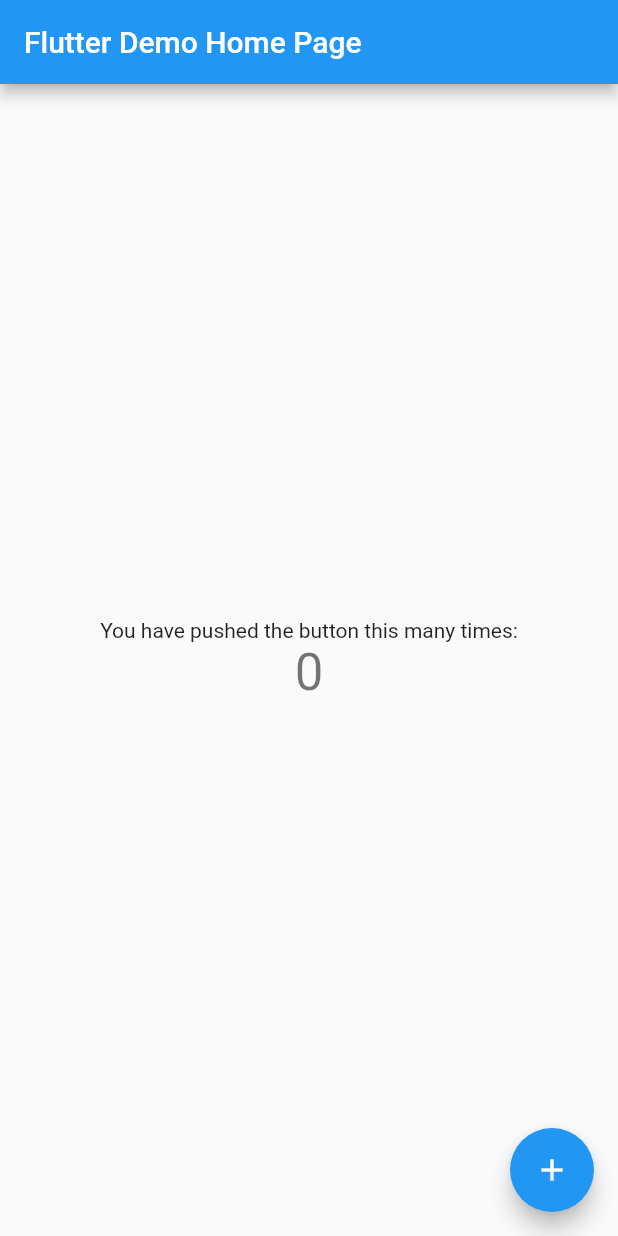
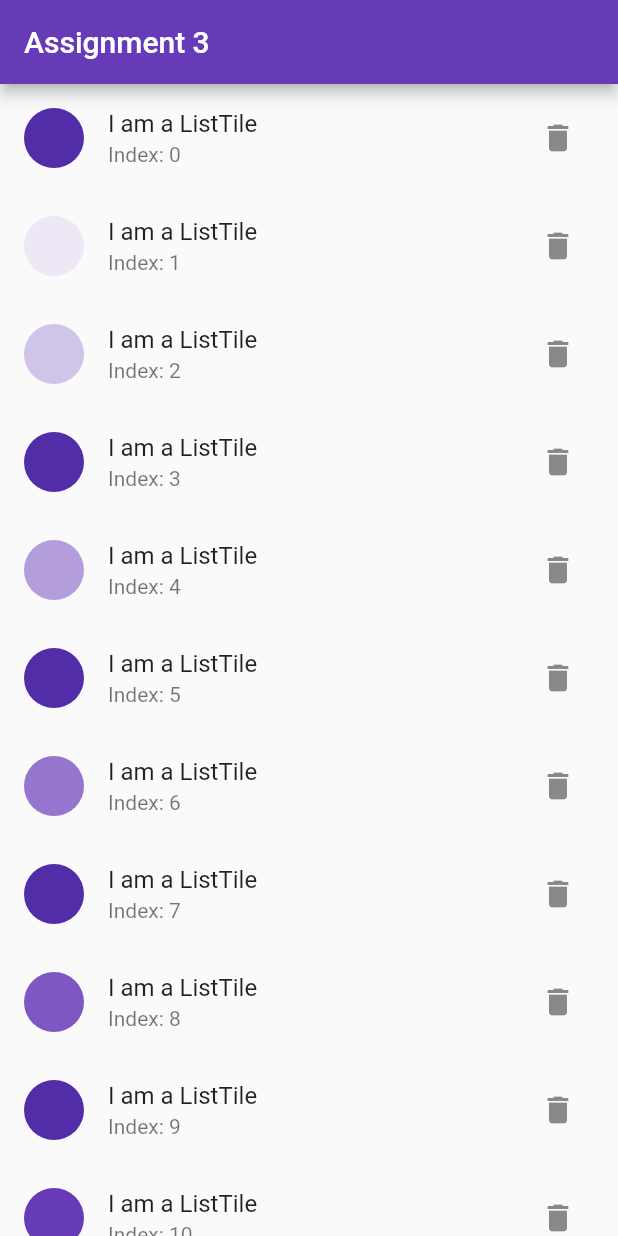
Before and after one commit to SiGMobileUIUC/WeeklyAssignments, a Flutter app: the screen it shows after launch, on a phone screen of 412 x 824 dp. Run offline on Flutter 3.47's test engine with Material 2 defaults, Android fonts, the phone set to English and light mode, and no system bars.

Commit message:
Finish assignment #3

```diff
--- a/weekly_assignment_3/lib/main.dart
+++ b/weekly_assignment_3/lib/main.dart
@@ -11,35 +11,17 @@ class MyApp extends StatelessWidget {
   @override
   Widget build(BuildContext context) {
     return MaterialApp(
-      title: 'Flutter Demo',
+      title: 'Assignment 3',
       theme: ThemeData(
-        // This is the theme of your application.
-        //
-        // Try running your application with "flutter run". You'll see the
-        // application has a blue toolbar. Then, without quitting the app, try
-        // changing the primarySwatch below to Colors.green and then invoke
-        // "hot reload" (press "r" in the console where you ran "flutter run",
-        // or simply save your changes to "hot reload" in a Flutter IDE).
-        // Notice that the counter didn't reset back to zero; the application
-        // is not restarted.
-        primarySwatch: Colors.blue,
+        primarySwatch: Colors.deepPurple,
       ),
-      home: const MyHomePage(title: 'Flutter Demo Home Page'),
+      home: const MyHomePage(title: 'Assignment 3'),
     );
   }
 }
 
 class MyHomePage extends StatefulWidget {
   const MyHomePage({super.key, required this.title});
-
-  // This widget is the home page of your application. It is stateful, meaning
-  // that it has a State object (defined below) that contains fields that affect
-  // how it looks.
-
-  // This class is the configuration for the state. It holds the values (in this
-  // case the title) provided by the parent (in this case the App widget) and
-  // used by the build method of the State. Fields in a Widget subclass are
-  // always marked "final".
 
   final String title;
 
@@ -48,68 +30,50 @@ class MyHomePage extends StatefulWidget {
 }
 
 class _MyHomePageState extends State<MyHomePage> {
-  int _counter = 0;
+  List<int> indices = List.generate(12, (index) => index);
 
-  void _incrementCounter() {
+  void _delete(int index) {
     setState(() {
-      // This call to setState tells the Flutter framework that something has
-      // changed in this State, which causes it to rerun the build method below
-      // so that the display can reflect the updated values. If we changed
-      // _counter without calling setState(), then the build method would not be
-      // called again, and so nothing would appear to happen.
-      _counter++;
+      indices.removeAt(index);
     });
   }
 
   @override
   Widget build(BuildContext context) {
-    // This method is rerun every time setState is called, for instance as done
-    // by the _incrementCounter method above.
-    //
-    // The Flutter framework has been optimized to make rerunning build methods
-    // fast, so that you can just rebuild anything that needs updating rather
-    // than having to individually change instances of widgets.
     return Scaffold(
       appBar: AppBar(
-        // Here we take the value from the MyHomePage object that was created by
-        // the App.build method, and use it to set our appbar title.
         title: Text(widget.title),
       ),
       body: Center(
-        // Center is a layout widget. It takes a single child and positions it
-        // in the middle of the parent.
         child: Column(
-          // Column is also a layout widget. It takes a list of children and
-          // arranges them vertically. By default, it sizes itself to fit its
-          // children horizontally, and tries to be as tall as its parent.
-          //
-          // Invoke "debug painting" (press "p" in the console, choose the
-          // "Toggle Debug Paint" action from the Flutter Inspector in Android
-          // Studio, or the "Toggle Debug Paint" command in Visual Studio Code)
-          // to see the wireframe for each widget.
-          //
-          // Column has various properties to control how it sizes itself and
-          // how it positions its children. Here we use mainAxisAlignment to
-          // center the children vertically; the main axis here is the vertical
-          // axis because Columns are vertical (the cross axis would be
-          // horizontal).
           mainAxisAlignment: MainAxisAlignment.center,
           children: <Widget>[
-            const Text(
-              'You have pushed the button this many times:',
-            ),
-            Text(
-              '$_counter',
-              style: Theme.of(context).textTheme.headline4,
-            ),
+            Expanded(
+              child: ListView.builder(
+                  itemCount: indices.length,
+                  itemBuilder: ((context, index) {
+                    return ListTile(
+                      leading: CircleAvatar(
+                          backgroundColor: Colors.deepPurple[index * 50]),
+                      title: const Text("I am a ListTile"),
+                      subtitle: Text('Index: ${indices[index]}'),
+                      trailing: IconButton(
+                        icon: const Icon(Icons.delete),
+                        onPressed: () {
+                          _delete(index);
+                        },
+                      ),
+                    );
+                  })),
+            )
           ],
         ),
       ),
-      floatingActionButton: FloatingActionButton(
-        onPressed: _incrementCounter,
-        tooltip: 'Increment',
-        child: const Icon(Icons.add),
-      ), // This trailing comma makes auto-formatting nicer for build methods.
+      // floatingActionButton: FloatingActionButton(
+      //   onPressed: _incrementCounter,
+      //   tooltip: 'Increment',
+      //   child: const Icon(Icons.add),
+      // ),
     );
   }
 }
```
